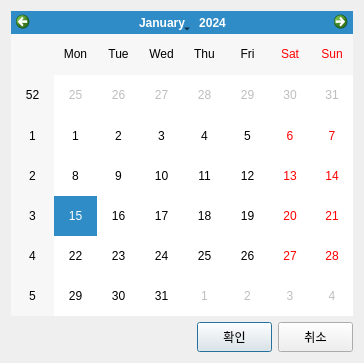
Above: ui/calendar.ui from sunshinetoyou/ArijiCC before the change. Below: the same form after it.
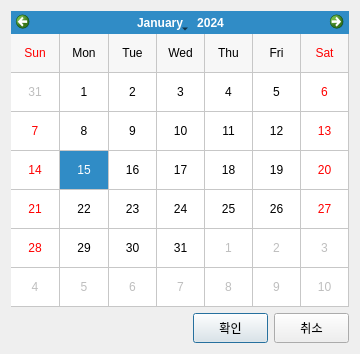
That is the form after the change.

```diff
--- a/ui/calendar.ui
+++ b/ui/calendar.ui
@@ -9,8 +9,8 @@
    <rect>
     <x>0</x>
     <y>0</y>
-    <width>364</width>
-    <height>363</height>
+    <width>360</width>
+    <height>354</height>
    </rect>
   </property>
   <property name="windowTitle">
@@ -21,7 +21,23 @@
   </property>
   <layout class="QGridLayout" name="gridLayout">
    <item row="0" column="0" colspan="2">
-    <widget class="QCalendarWidget" name="calendarWidget"/>
+    <widget class="QCalendarWidget" name="calendarWidget">
+     <property name="firstDayOfWeek">
+      <enum>Qt::Sunday</enum>
+     </property>
+     <property name="gridVisible">
+      <bool>true</bool>
+     </property>
+     <property name="horizontalHeaderFormat">
+      <enum>QCalendarWidget::ShortDayNames</enum>
+     </property>
+     <property name="verticalHeaderFormat">
+      <enum>QCalendarWidget::NoVerticalHeader</enum>
+     </property>
+     <property name="navigationBarVisible">
+      <bool>true</bool>
+     </property>
+    </widget>
    </item>
    <item row="1" column="0">
     <spacer name="horizontalSpacer">
```
